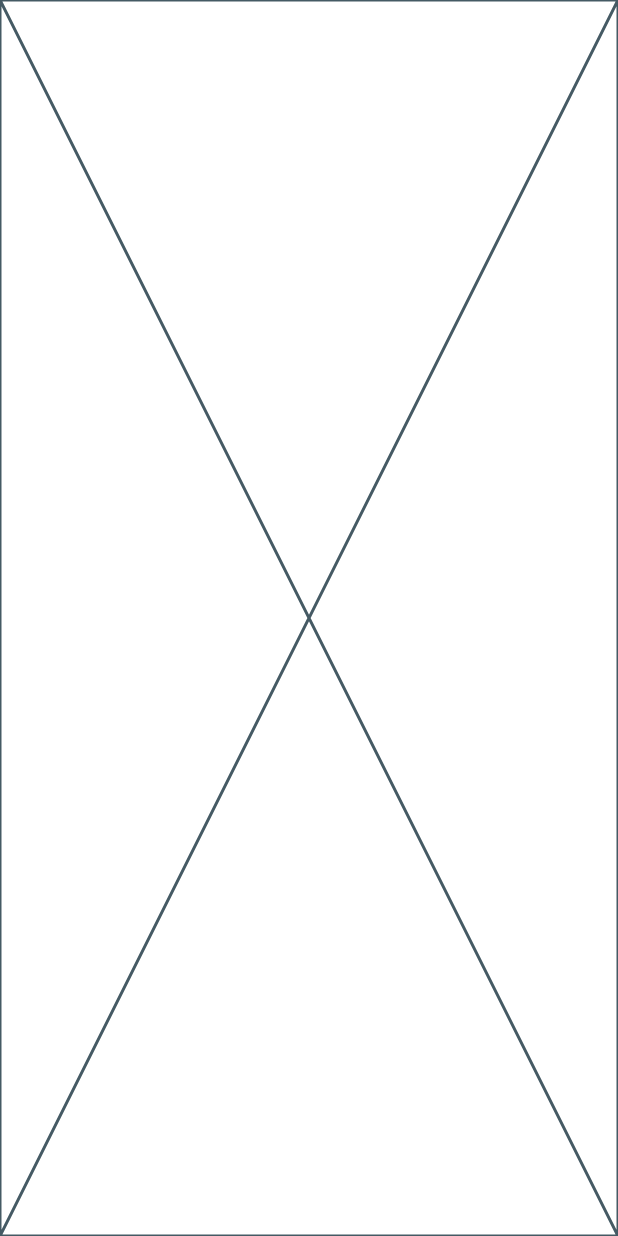
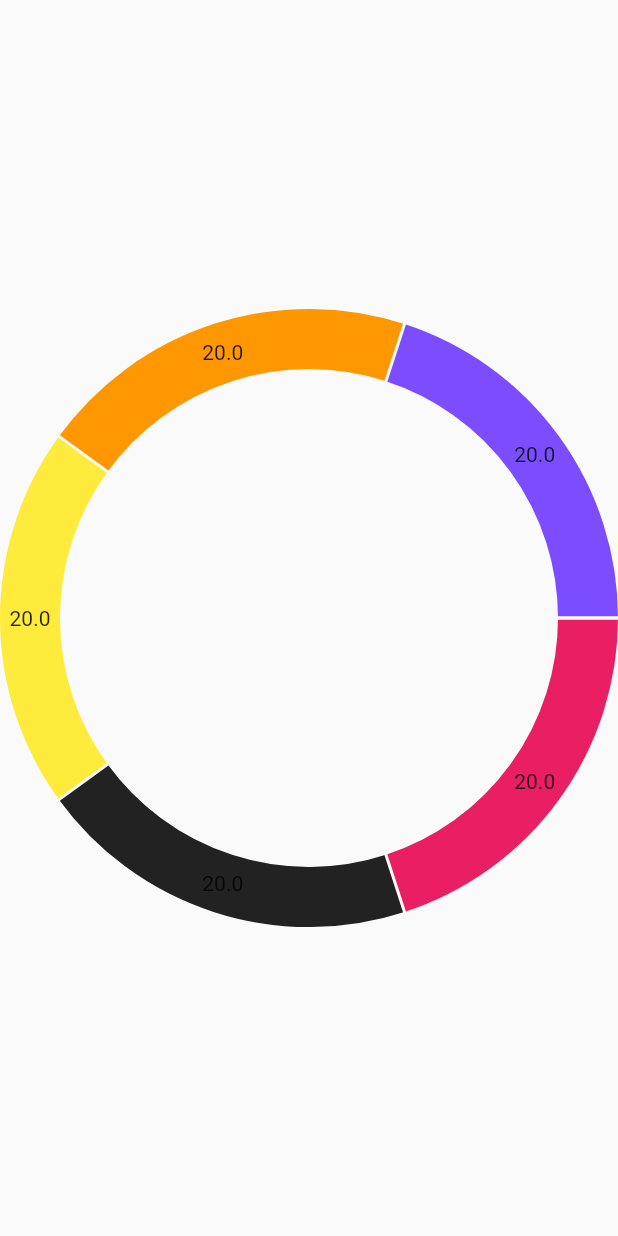
Before and after one commit to mrreiaz/flutter-pi-chart, a Flutter app: the screen it shows after launch, on a phone screen of 412 x 824 dp. Run offline on Flutter 3.47's test engine with Material 2 defaults, Android fonts, the phone set to English and light mode, and no system bars; drawn by our look-alikes of fl_chart.

Commit message:
update pi chart

```diff
--- a/lib/main.dart
+++ b/lib/main.dart
@@ -1,4 +1,5 @@
 import 'package:flutter/material.dart';
+import 'package:instagramui/pi_chart.dart';
 
 void main() {
   runApp(const MyApp());
@@ -9,6 +10,13 @@ class MyApp extends StatelessWidget {
 
   @override
   Widget build(BuildContext context) {
-    return const Placeholder();
+    return MaterialApp(
+      debugShowCheckedModeBanner: false,
+      home: Scaffold(
+        body: SafeArea(
+          child: MyCart(),
+        ),
+      ),
+    );
   }
 }
--- /dev/null
+++ b/lib/pi_chart.dart
@@ -0,0 +1,37 @@
+import 'package:fl_chart/fl_chart.dart';
+import 'package:flutter/material.dart';
+
+class MyCart extends StatelessWidget {
+  const MyCart({super.key});
+
+  @override
+  Widget build(BuildContext context) {
+    return PieChart(
+      swapAnimationDuration: Duration(milliseconds: 150), // Optional
+      PieChartData(
+        sections: [
+          PieChartSectionData(
+            value: 20,
+            color: Colors.pink,
+          ),
+          PieChartSectionData(
+            value: 20,
+            color: Colors.black87,
+          ),
+          PieChartSectionData(
+            value: 20,
+            color: Colors.yellow,
+          ),
+          PieChartSectionData(
+            value: 20,
+            color: Colors.orange,
+          ),
+          PieChartSectionData(
+            value: 20,
+            color: Colors.deepPurpleAccent,
+          ),
+        ],
+      ),
+    );
+  }
+}
--- a/pubspec.yaml
+++ b/pubspec.yaml
@@ -35,6 +35,7 @@ dependencies:
   # The following adds the Cupertino Icons font to your application.
   # Use with the CupertinoIcons class for iOS style icons.
   cupertino_icons: ^1.0.2
+  fl_chart: ^0.64.0
 
 dev_dependencies:
   flutter_test:
```
Also changed, not shown: pubspec.lock.
